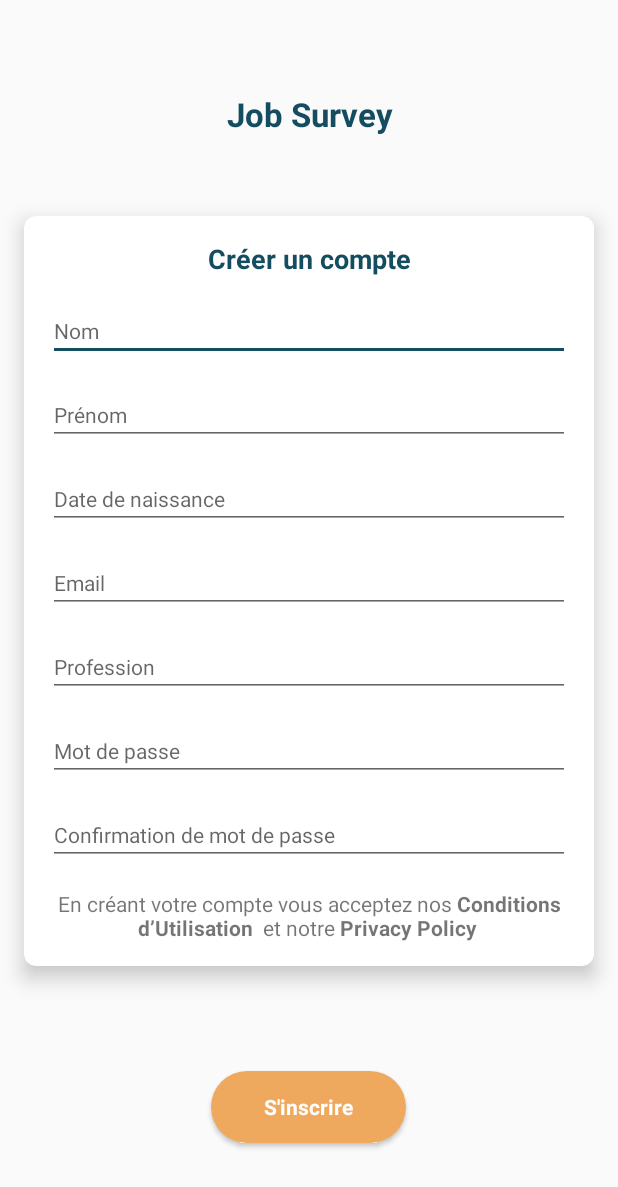
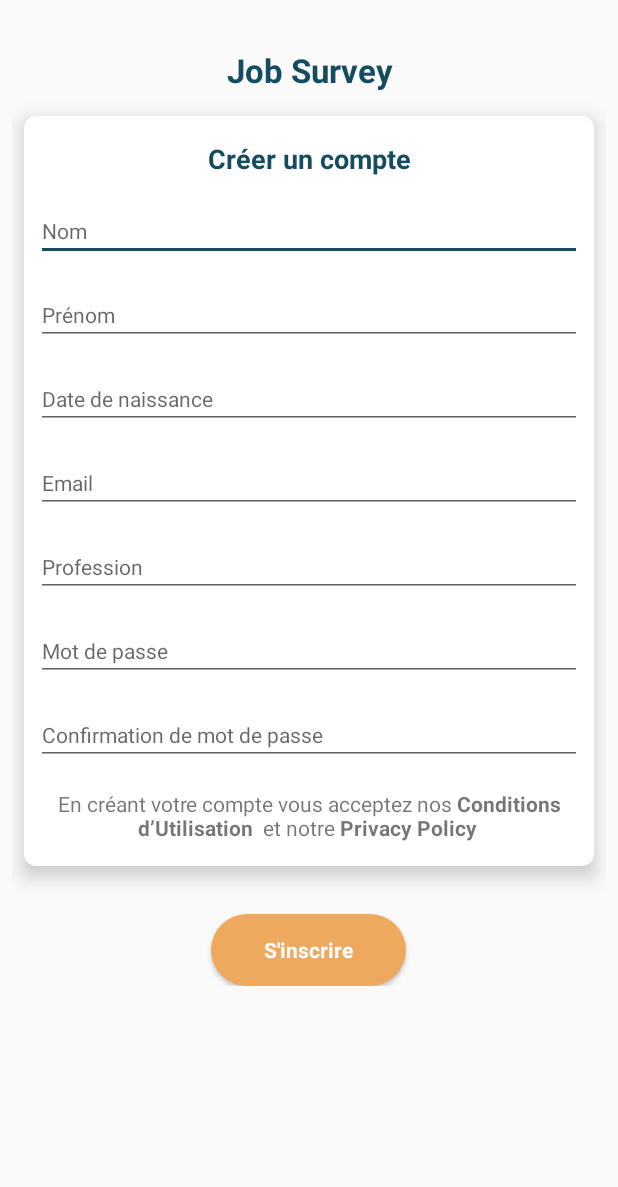
Before and after one commit to normandenis/Job-Survey, an Android app: the SignUpViewModel screen opened directly, with no data from a screen before it, on a phone screen of 412 x 824 dp. Shown: the top 1187 px of the screen. Run offline under Robolectric (Android 15) with nearby library versions, the phone set to English and light mode, and no system bars; our stand-ins replace data binding; network calls fail.

Commit message:
Refactoring & Optimisation

```diff
--- a/app/src/main/java/jobtrends/jobsurvey/viewmodel/EndSurveyViewModel.kt
+++ b/app/src/main/java/jobtrends/jobsurvey/viewmodel/EndSurveyViewModel.kt
@@ -41,7 +41,7 @@ class EndSurveyViewModel : Fragment()
     apiController.post("jobaymax/result", endSurveySerialiazed, ::firstResponse, context !!)
   }
 
-  fun firstResponse(response : String)
+  fun firstResponse(code: Int, response : String)
   {
     println(response)
     apiController.get("jobaymax/me", ::secondResponse, context !!)
--- a/app/src/main/java/jobtrends/jobsurvey/viewmodel/HomeViewModel.kt
+++ b/app/src/main/java/jobtrends/jobsurvey/viewmodel/HomeViewModel.kt
@@ -56,7 +56,7 @@ class HomeViewModel : AppCompatActivity()
 
   }
 
-  private fun deviceRegisterReply(response: String)
+  private fun deviceRegisterReply(code: Int, response: String)
   {
     Log.e(TAG, "----------------------------------------------------------------------------")
     Log.e(TAG, response)
--- a/app/src/main/java/jobtrends/jobsurvey/viewmodel/SignUpViewModel.kt
+++ b/app/src/main/java/jobtrends/jobsurvey/viewmodel/SignUpViewModel.kt
@@ -40,7 +40,7 @@ class SignUpViewModel : AppCompatActivity()
     apiController.post("auth/signup", json, ::firstResponse, this)
   }
 
-  fun firstResponse(response : String)
+  fun firstResponse(code: Int, response : String)
   {
     Log.d(tag, response)
     val tmp = mutableMapOf<String, String?>()
@@ -51,7 +51,7 @@ class SignUpViewModel : AppCompatActivity()
       .post("auth/login", tmpSerialized, ::secondResponse, this)
   }
 
-  fun secondResponse(response : String)
+  fun secondResponse(code: Int, response : String)
   {
     println(response)
     val intent = Intent(this, HomeViewModel::class.java)
--- a/app/src/main/java/jobtrends/jobsurvey/viewmodel/SplashViewModel.kt
+++ b/app/src/main/java/jobtrends/jobsurvey/viewmodel/SplashViewModel.kt
@@ -87,7 +87,7 @@ class SplashViewModel : AppCompatActivity
                           }, delayMillis)
   }
 
-  private fun firstResponse(response: String)
+  private fun firstResponse(code: Int, response: String)
   {
     val intent = Intent(this, HomeViewModel::class.java)
     startActivity(intent)
--- a/app/src/main/res/layout/sign_up_view.xml
+++ b/app/src/main/res/layout/sign_up_view.xml
@@ -9,46 +9,44 @@
               type="jobtrends.jobsurvey.viewmodel.SignUpViewModel"/>
   </data>
 
+  <ScrollView android:layout_width="match_parent"
+              android:layout_height="match_parent">
+
     <LinearLayout android:layout_width="match_parent"
                   android:layout_height="match_parent"
+                  android:layout_marginBottom="@dimen/margin_bottom"
+                  android:layout_marginLeft="@dimen/margin_left"
+                  android:layout_marginRight="@dimen/margin_right"
+                  android:layout_marginTop="@dimen/margin_top"
                   android:orientation="vertical">
-
-    <Space android:layout_width="match_parent"
-           android:layout_height="wrap_content"
-           android:layout_weight="1"/>
 
       <TextView android:layout_width="match_parent"
                 android:layout_height="wrap_content"
-              android:layout_marginLeft="16dp"
-              android:layout_marginRight="16dp"
-              android:layout_marginTop="16dp"
+                android:layout_marginTop="@dimen/margin_top"
                 android:gravity="center"
                 android:text="@string/sign_up_view_txt_0"
                 android:textAppearance="?android:attr/textAppearanceLarge"
                 android:textColor="@color/colorAccent"/>
 
-    <Space android:layout_width="match_parent"
-           android:layout_height="wrap_content"
-           android:layout_weight="1"/>
-
       <android.support.v7.widget.CardView android:layout_width="match_parent"
                                           android:layout_height="wrap_content"
-                                        android:layout_marginBottom="8dp"
-                                        android:layout_marginLeft="16dp"
-                                        android:layout_marginRight="16dp"
-                                        android:layout_marginTop="8dp"
+                                          android:layout_marginBottom="@dimen/margin_bottom"
+                                          android:layout_marginLeft="@dimen/margin_left"
+                                          android:layout_marginRight="@dimen/margin_right"
+                                          android:layout_marginTop="@dimen/margin_top"
                                           app:cardCornerRadius="8dp"
                                           app:cardElevation="8dp">
 
         <LinearLayout android:layout_width="match_parent"
                       android:layout_height="match_parent"
+                      android:layout_marginBottom="@dimen/margin_bottom"
+                      android:layout_marginLeft="@dimen/margin_left"
+                      android:layout_marginRight="@dimen/margin_right"
+                      android:layout_marginTop="@dimen/margin_top"
                       android:orientation="vertical">
 
           <TextView android:layout_width="match_parent"
                     android:layout_height="wrap_content"
-                  android:layout_marginLeft="16dp"
-                  android:layout_marginRight="16dp"
-                  android:layout_marginTop="16dp"
                     android:gravity="center"
                     android:text="@string/sign_up_view_txt_1"
                     android:textAppearance="?android:attr/textAppearanceMedium"
@@ -56,9 +54,7 @@
 
           <EditText android:layout_width="match_parent"
                     android:layout_height="wrap_content"
-                  android:layout_marginLeft="16dp"
-                  android:layout_marginRight="16dp"
-                  android:layout_marginTop="16dp"
+                    android:layout_marginTop="@dimen/margin_top"
                     android:hint="Nom"
                     android:inputType="textPersonName"
                     android:text="@={vm.userModel.lastName}"
@@ -66,9 +62,7 @@
 
           <EditText android:layout_width="match_parent"
                     android:layout_height="wrap_content"
-                  android:layout_marginLeft="16dp"
-                  android:layout_marginRight="16dp"
-                  android:layout_marginTop="16dp"
+                    android:layout_marginTop="@dimen/margin_top"
                     android:hint="Prénom"
                     android:inputType="textPersonName"
                     android:text="@={vm.userModel.firstName}"
@@ -76,9 +70,7 @@
 
           <EditText android:layout_width="match_parent"
                     android:layout_height="wrap_content"
-                  android:layout_marginLeft="16dp"
-                  android:layout_marginRight="16dp"
-                  android:layout_marginTop="16dp"
+                    android:layout_marginTop="@dimen/margin_top"
                     android:hint="@string/sign_up_view_txt_3"
                     android:inputType="date"
                     android:text="@={vm.userModel.birthday}"
@@ -86,9 +78,7 @@
 
           <EditText android:layout_width="match_parent"
                     android:layout_height="wrap_content"
-                  android:layout_marginLeft="16dp"
-                  android:layout_marginRight="16dp"
-                  android:layout_marginTop="16dp"
+                    android:layout_marginTop="@dimen/margin_top"
                     android:hint="@string/sign_up_view_txt_4"
                     android:inputType="textEmailAddress"
                     android:text="@={vm.userModel.email}"
@@ -96,9 +86,7 @@
 
           <EditText android:layout_width="match_parent"
                     android:layout_height="wrap_content"
-                  android:layout_marginLeft="16dp"
-                  android:layout_marginRight="16dp"
-                  android:layout_marginTop="16dp"
+                    android:layout_marginTop="@dimen/margin_top"
                     android:hint="@string/sign_up_view_txt_5"
                     android:inputType="text"
                     android:text="@={vm.userModel.metier}"
@@ -106,9 +94,7 @@
 
           <EditText android:layout_width="match_parent"
                     android:layout_height="wrap_content"
-                  android:layout_marginLeft="16dp"
-                  android:layout_marginRight="16dp"
-                  android:layout_marginTop="16dp"
+                    android:layout_marginTop="@dimen/margin_top"
                     android:hint="@string/sign_up_view_txt_6"
                     android:inputType="textPassword"
                     android:text="@={vm.userModel.password}"
@@ -116,16 +102,14 @@
 
           <EditText android:layout_width="match_parent"
                     android:layout_height="wrap_content"
-                  android:layout_marginLeft="16dp"
-                  android:layout_marginRight="16dp"
-                  android:layout_marginTop="16dp"
+                    android:layout_marginTop="@dimen/margin_top"
                     android:hint="@string/sign_up_view_txt_7"
                     android:inputType="textPassword"
                     android:textAppearance="?android:attr/textAppearanceSmall"/>
 
           <TextView android:layout_width="match_parent"
                     android:layout_height="wrap_content"
-                  android:layout_margin="16dp"
+                    android:layout_marginTop="@dimen/margin_top"
                     android:gravity="center"
                     android:text="@string/sign_up_view_txt_8"
                     android:textAppearance="?android:attr/textAppearanceSmall"/>
@@ -134,26 +118,20 @@
 
       </android.support.v7.widget.CardView>
 
-    <Space android:layout_width="match_parent"
-           android:layout_height="wrap_content"
-           android:layout_weight="1"/>
-
       <Button android:layout_width="wrap_content"
               android:layout_height="wrap_content"
               android:layout_gravity="center"
-            android:layout_margin="16dp"
+              android:layout_marginTop="@dimen/margin_top"
               android:background="@drawable/rounded_layout"
               android:onClick="@{() -> vm.onClick()}"
-            android:paddingLeft="32dp"
-            android:paddingRight="32dp"
+              android:paddingLeft="@dimen/button_padding"
+              android:paddingRight="@dimen/button_padding"
               android:text="@string/sign_up_view_txt_9"
               android:textAppearance="?android:attr/textAppearanceSmall"
               android:textColor="@color/colorButtonLight"/>
 
-    <Space android:layout_width="match_parent"
-           android:layout_height="wrap_content"
-           android:layout_weight="1"/>
-
     </LinearLayout>
 
+  </ScrollView>
+
 </layout>
--- a/app/src/main/res/values/dimens.xml
+++ b/app/src/main/res/values/dimens.xml
@@ -1,4 +1,19 @@
 <resources>
+
+    <dimen name="button_padding">32dp</dimen>
+
+    <dimen name="margin_all">8dp</dimen>
+    <dimen name="margin_top">16dp</dimen>
+    <dimen name="margin_right">8dp</dimen>
+    <dimen name="margin_bottom">16dp</dimen>
+    <dimen name="margin_left">8dp</dimen>
+
+    <dimen name="divider_all">16dp</dimen>
+    <dimen name="divider_top">32dp</dimen>
+    <dimen name="divider_right">16dp</dimen>
+    <dimen name="divider_bottom">32dp</dimen>
+    <dimen name="divider_left">16dp</dimen>
+
     <!-- Default screen margins, per the Android Design guidelines. -->
     <dimen name="activity_horizontal_margin">16dp</dimen>
     <dimen name="activity_vertical_margin">16dp</dimen>
--- a/build.gradle
+++ b/build.gradle
@@ -5,7 +5,7 @@ buildscript {
         kotlin_version = "1.2.31"
         android_support = "27.1.1"
         google_service = "15.0.0"
-        gradle_version = "3.1.1"
+        gradle_version = "3.1.2"
     }
     repositories {
         google()
```
Also changed, not shown: app/src/main/java/jobtrends/jobsurvey/service/APIController.kt (+32 -26 lines), app/src/main/java/jobtrends/jobsurvey/viewmodel/SignInViewModel.kt (+8 -2 lines), app/src/main/res/layout/sign_in_view.xml (+23 -29 lines), app/src/main/res/values/styles.xml (+0 -8 lines). Lines whose indentation alone changed are shown as unchanged.
